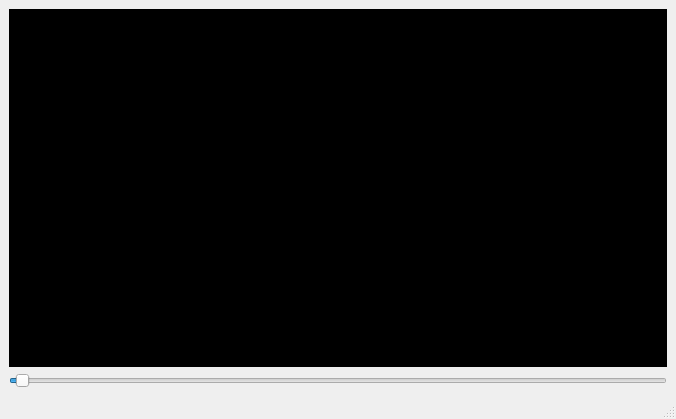
Before: the Qt Designer form main.ui in davy1ex/qt_fun, drawn with Qt 5.
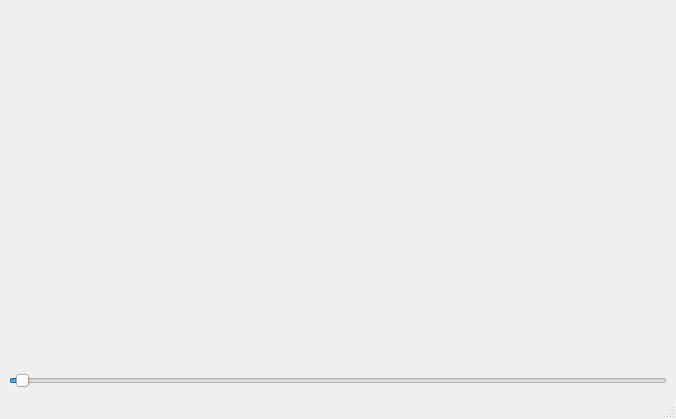
After: the same form once the commit is applied.

Diff of the .ui file:
```diff
--- a/main.ui
+++ b/main.ui
@@ -30,13 +30,6 @@
         </property>
        </spacer>
       </item>
-      <item row="0" column="1">
-       <widget class="QWidget" name="widget" native="true">
-        <property name="styleSheet">
-         <string notr="true">background-color: rgb(0, 0, 0);</string>
-        </property>
-       </widget>
-      </item>
       <item row="1" column="1">
        <spacer name="horizontalSpacer">
         <property name="orientation">
```
